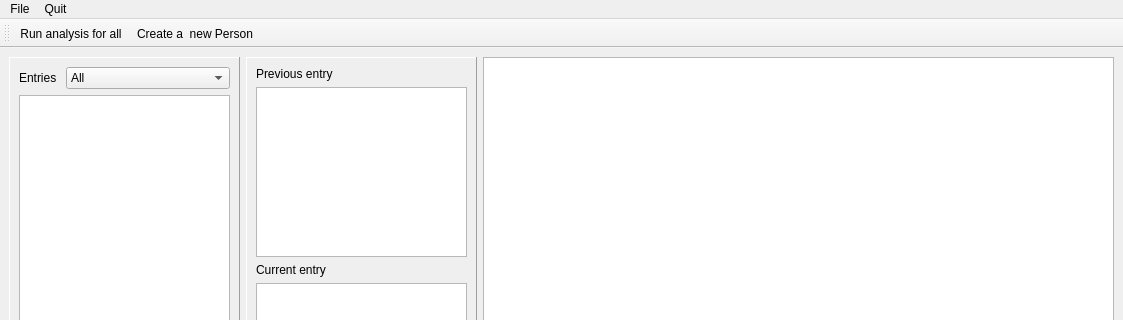
First picture: the form in dataprocessing/qtgui/layouts/mainwindow.ui, repository Learning-from-our-past/kaira-core, before the edit; both pictures show x 0 to 1123 and y 0 to 320 of the 1123 by 694 pixel window.
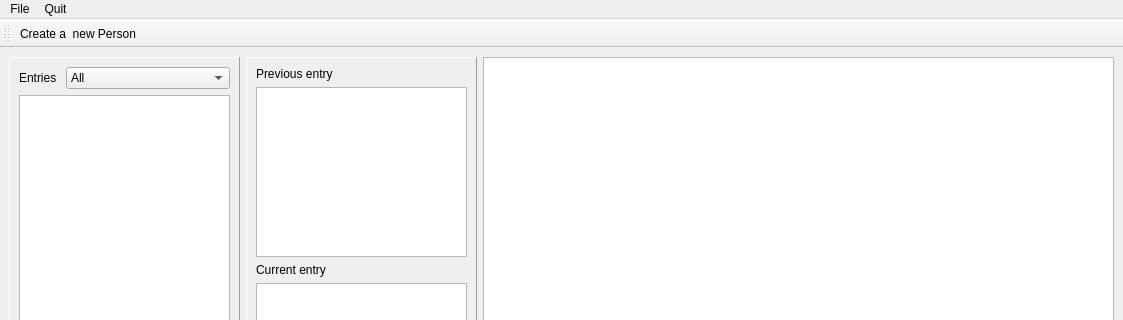
Second picture: the form after the edit. Custom widgets are drawn as their Qt base class.

Commit message: - Bug fixes - Dataprocessor now lets to extract single entries. Useful when creating new entries - GUI lets to create new persons. Adds to xml and runs the new entry through extractor. - Layout changes

```diff
--- a/dataprocessing/qtgui/layouts/mainwindow.ui
+++ b/dataprocessing/qtgui/layouts/mainwindow.ui
@@ -233,7 +233,6 @@
    <attribute name="toolBarBreak">
     <bool>false</bool>
    </attribute>
-   <addaction name="actionRun_analysis_for_all"/>
    <addaction name="actionCreate_a_new_Person"/>
   </widget>
   <action name="actionOpen_XML_for_analyze">
```
The commit also changes 6 other files.
